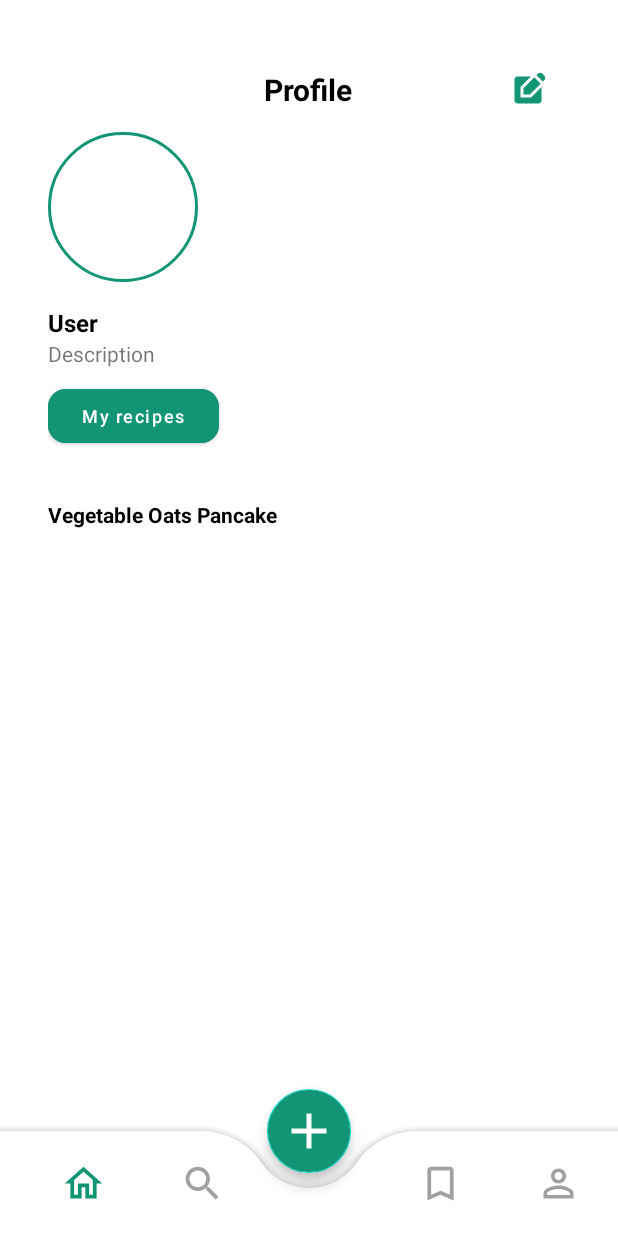
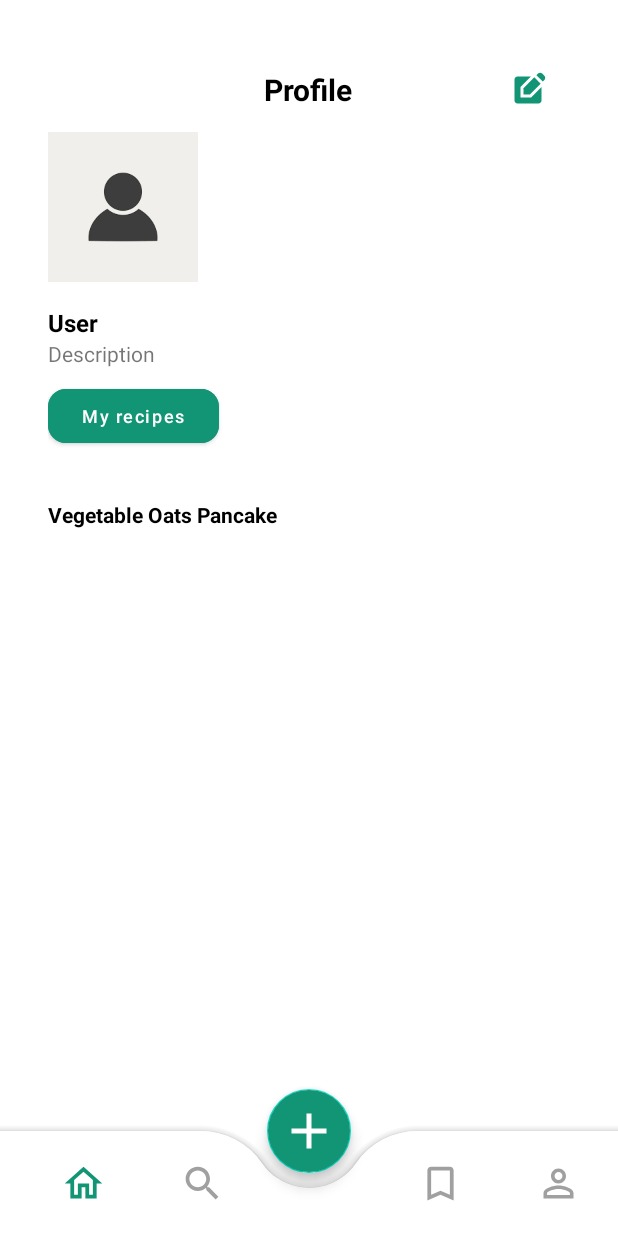
Before and after one commit to Hasindu071/GoodEats9, an Android app: the fragment profileFragment placed in its activity, on a phone screen of 412 x 824 dp. Run offline under Robolectric (Android 15) with nearby library versions, the phone set to English and light mode, and no system bars; our stand-ins replace Firebase (no records; nobody signed in at launch, a user with empty details on screens opened directly).

Commit message:
update the profile

```diff
--- a/app/src/main/AndroidManifest.xml
+++ b/app/src/main/AndroidManifest.xml
@@ -1,6 +1,11 @@
 <?xml version="1.0" encoding="utf-8"?>
 <manifest xmlns:android="http://schemas.android.com/apk/res/android"
     xmlns:tools="http://schemas.android.com/tools">
+
+    <uses-permission android:name="android.permission.INTERNET"/>
+    <uses-permission android:name="android.permission.READ_EXTERNAL_STORAGE"/>
+    <uses-permission android:name="android.permission.WRITE_EXTERNAL_STORAGE"/>
+
 
     <application
         android:allowBackup="true"
--- a/app/src/main/java/com/example/goodeats9/Add_photo.java
+++ b/app/src/main/java/com/example/goodeats9/Add_photo.java
@@ -23,7 +23,6 @@ import com.google.firebase.database.FirebaseDatabase;
 import com.google.firebase.database.ValueEventListener;
 import com.google.firebase.storage.FirebaseStorage;
 import com.google.firebase.storage.StorageReference;
-import com.google.firebase.storage.UploadTask;
 
 public class Add_photo extends AppCompatActivity {
 
--- a/app/src/main/java/com/example/goodeats9/profileFragment.java
+++ b/app/src/main/java/com/example/goodeats9/profileFragment.java
@@ -2,15 +2,12 @@ package com.example.goodeats9;
 
 import static android.content.Context.MODE_PRIVATE;
 
-import android.annotation.SuppressLint;
 import android.content.Intent;
 import android.content.SharedPreferences;
 import android.os.Bundle;
-
+import android.util.Log;
 import androidx.annotation.NonNull;
-import androidx.annotation.Nullable;
 import androidx.fragment.app.Fragment;
-
 import android.view.LayoutInflater;
 import android.view.View;
 import android.view.ViewGroup;
@@ -18,61 +15,113 @@ import android.widget.Button;
 import android.widget.ImageButton;
 import android.widget.ImageView;
 import android.widget.TextView;
+import android.widget.Toast;
 
-public class profileFragment extends Fragment
-{
+import com.bumptech.glide.Glide;
+import com.google.firebase.auth.FirebaseAuth;
+import com.google.firebase.auth.FirebaseUser;
+import com.google.firebase.database.DataSnapshot;
+import com.google.firebase.database.DatabaseError;
+import com.google.firebase.database.DatabaseReference;
+import com.google.firebase.database.FirebaseDatabase;
+import com.google.firebase.database.ValueEventListener;
+
+public class profileFragment extends Fragment {
+
+    private String userId;
+
     @Override
     public View onCreateView(LayoutInflater inflater, ViewGroup container,
-                             Bundle savedInstanceState)
-    {
-        View view = inflater.inflate(R.layout.fragment_profile, container, false); // Inflate the layout for this fragment
-        ImageButton profileIcon = view.findViewById(R.id.editProfileButton);    // Find the icon by ID
+                             Bundle savedInstanceState) {
+        // Inflate the layout for this fragment
+        View view = inflater.inflate(R.layout.fragment_profile, container, false);
 
-        // Access SharedPreferences to get the data
+        // Find the views by ID
+        ImageButton editProfileButton = view.findViewById(R.id.editProfileButton);
+        ImageView profileImage = view.findViewById(R.id.profileImage);
+        TextView userNameText = view.findViewById(R.id.userName);
+        TextView userBioText = view.findViewById(R.id.userBio);
+
+        // Access SharedPreferences to get user data
         SharedPreferences sharedPreferences = requireActivity().getSharedPreferences("loginDetails", MODE_PRIVATE);
-
         String username = sharedPreferences.getString("UserName", "User");
-        String email = sharedPreferences.getString("UserEmail", "Email"); // Use the correct key for email
+        String email = sharedPreferences.getString("UserEmail", "Email");
         String description = sharedPreferences.getString("UserDescription", "Description");
 
-        // Handle the click event (show recipe activity)
-        profileIcon.setOnClickListener(new View.OnClickListener()
-        {
-            @Override
-            public void onClick(View v)
-            {
-                // Handle the click event (show edit profile activity)
-                Intent intent = new Intent(getActivity(), edit_profile.class);
+        // Set the user's name and description in the TextViews
+        userNameText.setText(username);
+        userBioText.setText(description);
 
-                // Put the data into the intent
-                intent.putExtra("name", username);
-                intent.putExtra("email", email);
-                intent.putExtra("description", description);
+        // Get the current user's ID from Firebase Authentication
+        FirebaseUser currentUser = FirebaseAuth.getInstance().getCurrentUser();
+        if (currentUser != null) {
+            userId = currentUser.getUid();
+            Log.d("ProfileFragment", "Current User ID: " + userId);
 
-                startActivity(intent);
+            // Fetch the profile image URL from Firebase Realtime Database
+            loadProfileImage(userId, profileImage);
+        } else {
+            Log.e("ProfileFragment", "User is not authenticated");
+            Toast.makeText(getActivity(), "User is not authenticated", Toast.LENGTH_SHORT).show();
+        }
 
-            }
+        // Handle the click event for the Edit Profile button
+        editProfileButton.setOnClickListener(v -> {
+            Intent intent = new Intent(getActivity(), edit_profile.class);
+            // Pass the user details to the edit profile activity
+            intent.putExtra("name", username);
+            intent.putExtra("email", email);
+            intent.putExtra("description", description);
+            startActivity(intent);
         });
 
-        TextView UserNameText = view.findViewById(R.id.userName); // get the username textview ID
-        UserNameText.setText(username);//Set the name
-
-        TextView DescText = view.findViewById(R.id.userBio);// get the description textview ID
-        DescText.setText(description);
-
-
-
-        Button viewRecipe = view.findViewById(R.id.viewRecipeButton);
-        viewRecipe.setOnClickListener(new View.OnClickListener()
-        {
-            @Override
-            public void onClick(View v)
-            {
-                Intent intent = new Intent(getActivity(), recipeMain.class);
-                startActivity(intent);
-            }
+        // Handle the click event for the View Recipe button
+        Button viewRecipeButton = view.findViewById(R.id.viewRecipeButton);
+        viewRecipeButton.setOnClickListener(v -> {
+            Intent intent = new Intent(getActivity(), recipeMain.class);
+            startActivity(intent);
         });
 
         return view;
     }
+
+    /**
+     * Loads the profile image from Firebase Realtime Database.
+     *
+     * @param userId The unique ID of the current user.
+     * @param profileImage The ImageView where the profile image will be loaded.
+     */
+    private void loadProfileImage(String userId, ImageView profileImage) {
+        DatabaseReference userRef = FirebaseDatabase.getInstance().getReference("users").child(userId);
+        userRef.child("profilePhotoUrl").addListenerForSingleValueEvent(new ValueEventListener() {
+            @Override
+            public void onDataChange(@NonNull DataSnapshot snapshot) {
+                String profilePhotoUrl = snapshot.getValue(String.class);
+                Log.d("ProfileFragment", "Profile Photo URL: " + profilePhotoUrl);  // Log the URL for debugging
+
+                // Check if the URL is valid and not empty
+                if (profilePhotoUrl != null && !profilePhotoUrl.isEmpty()) {
+                    // Load the profile image into the ImageView using Glide
+                    Glide.with(profileFragment.this)
+                            .load(profilePhotoUrl)
+                            .placeholder(R.drawable.placeholder_image)  // Optional placeholder image
+                            .error(R.drawable.error_image)  // Error placeholder
+                            .circleCrop()  // Circle cropping for profile image
+                            .into(profileImage);
+                } else {
+                    // Set a default image if no URL is found
+                    profileImage.setImageResource(R.drawable.placeholder_image);
+                    Toast.makeText(getActivity(), "Profile image URL is missing", Toast.LENGTH_SHORT).show();
+                }
+            }
+
+            @Override
+            public void onCancelled(@NonNull DatabaseError error) {
+                // Handle the error
+                Log.e("ProfileFragment", "Error loading profile image: " + error.getMessage());
+                profileImage.setImageResource(R.drawable.error_image);
+                Toast.makeText(getActivity(), "Failed to load profile image", Toast.LENGTH_SHORT).show();
+            }
+        });
+    }
 }
```
